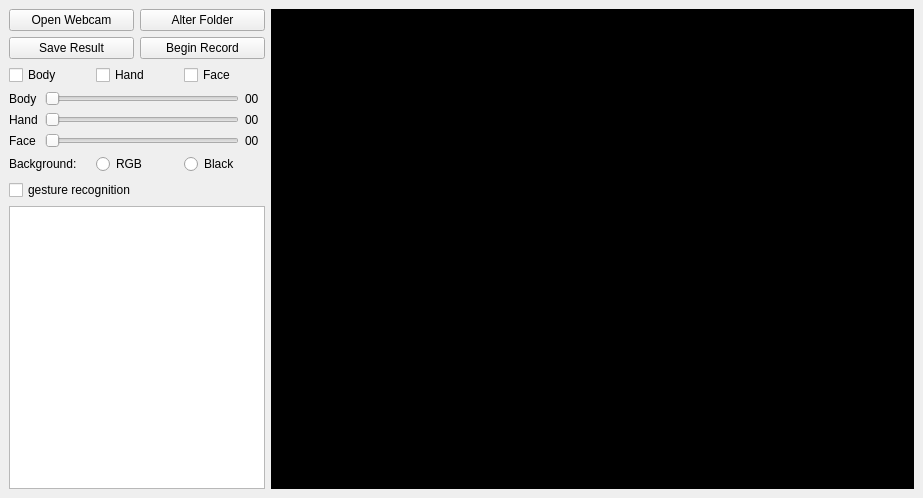
This is ui/main_window.ui in JiageWang/Openpose-based-GUI-for-Realtime-Pose-Estimate-and-Action-Recognition as Qt 5 draws it before an edit. The edited form follows.
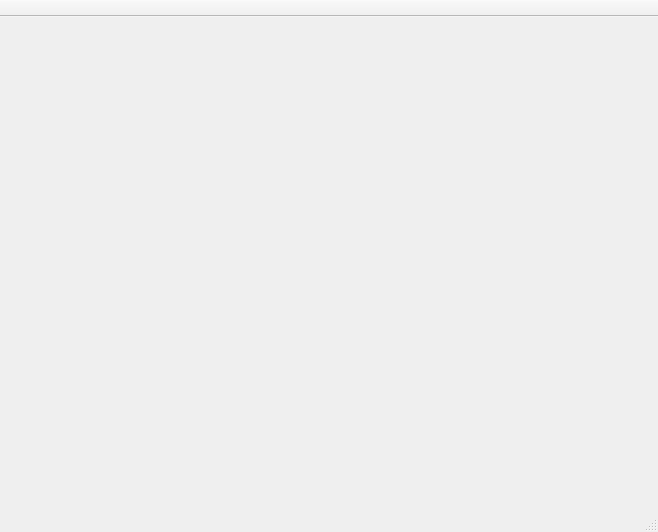
This is the edited form. Icons and pictures are not drawn.

What changed in the file:
```diff
--- a/ui/main_window.ui
+++ b/ui/main_window.ui
@@ -6,386 +6,28 @@
    <rect>
     <x>0</x>
     <y>0</y>
-    <width>923</width>
-    <height>498</height>
+    <width>658</width>
+    <height>532</height>
    </rect>
   </property>
   <property name="windowTitle">
    <string>MainWindow</string>
   </property>
-  <widget class="QWidget" name="centralwidget">
-   <layout class="QHBoxLayout" name="horizontalLayout">
-    <item>
-     <layout class="QVBoxLayout" name="verticalLayout">
-      <item>
-       <layout class="QGridLayout" name="gridLayout">
-        <item row="0" column="0">
-         <widget class="QPushButton" name="pushButton_webcam">
-          <property name="sizePolicy">
-           <sizepolicy hsizetype="Minimum" vsizetype="Minimum">
-            <horstretch>0</horstretch>
-            <verstretch>0</verstretch>
-           </sizepolicy>
-          </property>
-          <property name="text">
-           <string>Open Webcam</string>
-          </property>
-          <property name="icon">
-           <iconset>
-            <normaloff>../media/camera.png</normaloff>../media/camera.png</iconset>
-          </property>
-         </widget>
-        </item>
-        <item row="2" column="0">
-         <widget class="QPushButton" name="pushButton_save">
-          <property name="sizePolicy">
-           <sizepolicy hsizetype="Minimum" vsizetype="Minimum">
-            <horstretch>0</horstretch>
-            <verstretch>0</verstretch>
-           </sizepolicy>
-          </property>
-          <property name="text">
-           <string>Save Result</string>
-          </property>
-          <property name="icon">
-           <iconset>
-            <normaloff>../media/snipaste.png</normaloff>../media/snipaste.png</iconset>
-          </property>
-         </widget>
-        </item>
-        <item row="2" column="1">
-         <widget class="QPushButton" name="pushButton_record">
-          <property name="sizePolicy">
-           <sizepolicy hsizetype="Minimum" vsizetype="Minimum">
-            <horstretch>0</horstretch>
-            <verstretch>0</verstretch>
-           </sizepolicy>
-          </property>
-          <property name="text">
-           <string>Begin Record</string>
-          </property>
-          <property name="icon">
-           <iconset>
-            <normaloff>../media/record.png</normaloff>../media/record.png</iconset>
-          </property>
-         </widget>
-        </item>
-        <item row="0" column="1">
-         <widget class="QPushButton" name="pushButton_folder">
-          <property name="sizePolicy">
-           <sizepolicy hsizetype="Minimum" vsizetype="Minimum">
-            <horstretch>0</horstretch>
-            <verstretch>0</verstretch>
-           </sizepolicy>
-          </property>
-          <property name="text">
-           <string>Alter Folder</string>
-          </property>
-          <property name="icon">
-           <iconset>
-            <normaloff>../media/folder.png</normaloff>../media/folder.png</iconset>
-          </property>
-         </widget>
-        </item>
-       </layout>
-      </item>
-      <item>
-       <layout class="QGridLayout" name="gridLayout_2">
-        <item row="0" column="2">
-         <widget class="QCheckBox" name="checkBox_face">
-          <property name="sizePolicy">
-           <sizepolicy hsizetype="Preferred" vsizetype="Preferred">
-            <horstretch>0</horstretch>
-            <verstretch>0</verstretch>
-           </sizepolicy>
-          </property>
-          <property name="text">
-           <string>Face</string>
-          </property>
-         </widget>
-        </item>
-        <item row="0" column="0">
-         <widget class="QCheckBox" name="checkBox_body">
-          <property name="sizePolicy">
-           <sizepolicy hsizetype="Preferred" vsizetype="Preferred">
-            <horstretch>0</horstretch>
-            <verstretch>0</verstretch>
-           </sizepolicy>
-          </property>
-          <property name="text">
-           <string>Body</string>
-          </property>
-         </widget>
-        </item>
-        <item row="0" column="1">
-         <widget class="QCheckBox" name="checkBox_hand">
-          <property name="sizePolicy">
-           <sizepolicy hsizetype="Preferred" vsizetype="Preferred">
-            <horstretch>0</horstretch>
-            <verstretch>0</verstretch>
-           </sizepolicy>
-          </property>
-          <property name="text">
-           <string>Hand</string>
-          </property>
-         </widget>
-        </item>
-       </layout>
-      </item>
-      <item>
-       <layout class="QGridLayout" name="gridLayout_3">
-        <item row="0" column="0">
-         <widget class="QLabel" name="label_2">
-          <property name="sizePolicy">
-           <sizepolicy hsizetype="Minimum" vsizetype="Preferred">
-            <horstretch>0</horstretch>
-            <verstretch>0</verstretch>
-           </sizepolicy>
-          </property>
-          <property name="maximumSize">
-           <size>
-            <width>30</width>
-            <height>16777215</height>
-           </size>
-          </property>
-          <property name="text">
-           <string>Body</string>
-          </property>
-         </widget>
-        </item>
-        <item row="0" column="1">
-         <widget class="QSlider" name="horizontalSlider_Body">
-          <property name="sizePolicy">
-           <sizepolicy hsizetype="Preferred" vsizetype="Preferred">
-            <horstretch>0</horstretch>
-            <verstretch>0</verstretch>
-           </sizepolicy>
-          </property>
-          <property name="maximumSize">
-           <size>
-            <width>16777215</width>
-            <height>16777215</height>
-           </size>
-          </property>
-          <property name="orientation">
-           <enum>Qt::Horizontal</enum>
-          </property>
-         </widget>
-        </item>
-        <item row="0" column="2">
-         <widget class="QLabel" name="label_threshold_body">
-          <property name="sizePolicy">
-           <sizepolicy hsizetype="Minimum" vsizetype="Preferred">
-            <horstretch>0</horstretch>
-            <verstretch>0</verstretch>
-           </sizepolicy>
-          </property>
-          <property name="maximumSize">
-           <size>
-            <width>20</width>
-            <height>16777215</height>
-           </size>
-          </property>
-          <property name="text">
-           <string>00</string>
-          </property>
-         </widget>
-        </item>
-        <item row="1" column="0">
-         <widget class="QLabel" name="label_3">
-          <property name="sizePolicy">
-           <sizepolicy hsizetype="Minimum" vsizetype="Preferred">
-            <horstretch>0</horstretch>
-            <verstretch>0</verstretch>
-           </sizepolicy>
-          </property>
-          <property name="maximumSize">
-           <size>
-            <width>30</width>
-            <height>16777215</height>
-           </size>
-          </property>
-          <property name="text">
-           <string>Hand</string>
-          </property>
-         </widget>
-        </item>
-        <item row="1" column="1">
-         <widget class="QSlider" name="horizontalSlider_Hand">
-          <property name="sizePolicy">
-           <sizepolicy hsizetype="Preferred" vsizetype="Preferred">
-            <horstretch>0</horstretch>
-            <verstretch>0</verstretch>
-           </sizepolicy>
-          </property>
-          <property name="orientation">
-           <enum>Qt::Horizontal</enum>
-          </property>
-         </widget>
-        </item>
-        <item row="1" column="2">
-         <widget class="QLabel" name="label_threshold_hand">
-          <property name="sizePolicy">
-           <sizepolicy hsizetype="Minimum" vsizetype="Preferred">
-            <horstretch>0</horstretch>
-            <verstretch>0</verstretch>
-           </sizepolicy>
-          </property>
-          <property name="maximumSize">
-           <size>
-            <width>20</width>
-            <height>16777215</height>
-           </size>
-          </property>
-          <property name="text">
-           <string>00</string>
-          </property>
-         </widget>
-        </item>
-        <item row="2" column="0">
-         <widget class="QLabel" name="label_4">
-          <property name="sizePolicy">
-           <sizepolicy hsizetype="Minimum" vsizetype="Preferred">
-            <horstretch>0</horstretch>
-            <verstretch>0</verstretch>
-           </sizepolicy>
-          </property>
-          <property name="maximumSize">
-           <size>
-            <width>30</width>
-            <height>16777215</height>
-           </size>
-          </property>
-          <property name="text">
-           <string>Face</string>
-          </property>
-         </widget>
-        </item>
-        <item row="2" column="1">
-         <widget class="QSlider" name="horizontalSlider_Face">
-          <property name="sizePolicy">
-           <sizepolicy hsizetype="Preferred" vsizetype="Preferred">
-            <horstretch>0</horstretch>
-            <verstretch>0</verstretch>
-           </sizepolicy>
-          </property>
-          <property name="orientation">
-           <enum>Qt::Horizontal</enum>
-          </property>
-         </widget>
-        </item>
-        <item row="2" column="2">
-         <widget class="QLabel" name="label_threshold_face">
-          <property name="sizePolicy">
-           <sizepolicy hsizetype="Minimum" vsizetype="Preferred">
-            <horstretch>0</horstretch>
-            <verstretch>0</verstretch>
-           </sizepolicy>
-          </property>
-          <property name="maximumSize">
-           <size>
-            <width>20</width>
-            <height>16777215</height>
-           </size>
-          </property>
-          <property name="text">
-           <string>00</string>
-          </property>
-         </widget>
-        </item>
-       </layout>
-      </item>
-      <item>
-       <layout class="QHBoxLayout" name="horizontalLayout_2">
-        <item>
-         <widget class="QLabel" name="label">
-          <property name="sizePolicy">
-           <sizepolicy hsizetype="Preferred" vsizetype="Preferred">
-            <horstretch>0</horstretch>
-            <verstretch>0</verstretch>
-           </sizepolicy>
-          </property>
-          <property name="text">
-           <string>Background:</string>
-          </property>
-         </widget>
-        </item>
-        <item>
-         <widget class="QRadioButton" name="radioButton_rgb">
-          <property name="sizePolicy">
-           <sizepolicy hsizetype="Minimum" vsizetype="Preferred">
-            <horstretch>0</horstretch>
-            <verstretch>0</verstretch>
-           </sizepolicy>
-          </property>
-          <property name="text">
-           <string>RGB</string>
-          </property>
-         </widget>
-        </item>
-        <item>
-         <widget class="QRadioButton" name="radioButton_black">
-          <property name="sizePolicy">
-           <sizepolicy hsizetype="Minimum" vsizetype="Preferred">
-            <horstretch>0</horstretch>
-            <verstretch>0</verstretch>
-           </sizepolicy>
-          </property>
-          <property name="text">
-           <string>Black</string>
-          </property>
-         </widget>
-        </item>
-       </layout>
-      </item>
-      <item>
-       <widget class="QCheckBox" name="checkBox_gesture">
-        <property name="text">
-         <string>gesture recognition</string>
-        </property>
-       </widget>
-      </item>
-      <item>
-       <widget class="QTreeView" name="treeView_file">
-        <property name="sizePolicy">
-         <sizepolicy hsizetype="Preferred" vsizetype="Expanding">
-          <horstretch>0</horstretch>
-          <verstretch>0</verstretch>
-         </sizepolicy>
-        </property>
-       </widget>
-      </item>
-     </layout>
-    </item>
-    <item>
-     <widget class="QLabel" name="label_frame">
-      <property name="sizePolicy">
-       <sizepolicy hsizetype="Expanding" vsizetype="Expanding">
-        <horstretch>0</horstretch>
-        <verstretch>0</verstretch>
-       </sizepolicy>
-      </property>
-      <property name="minimumSize">
-       <size>
-        <width>640</width>
-        <height>480</height>
-       </size>
-      </property>
-      <property name="maximumSize">
-       <size>
-        <width>1111111</width>
-        <height>1111111</height>
-       </size>
-      </property>
-      <property name="styleSheet">
-       <string notr="true">background-color: rgb(0, 0, 0);</string>
-      </property>
-      <property name="text">
-       <string>TextLabel</string>
-      </property>
-     </widget>
-    </item>
-   </layout>
+  <widget class="QWidget" name="centralwidget"/>
+  <widget class="QStatusBar" name="statusBar"/>
+  <widget class="QToolBar" name="toolBar">
+   <property name="windowTitle">
+    <string>toolBar</string>
+   </property>
+   <property name="movable">
+    <bool>false</bool>
+   </property>
+   <attribute name="toolBarArea">
+    <enum>TopToolBarArea</enum>
+   </attribute>
+   <attribute name="toolBarBreak">
+    <bool>false</bool>
+   </attribute>
   </widget>
  </widget>
  <resources/>
```
Left out of the diff: 67 changed lines with no effect on the pictures.
